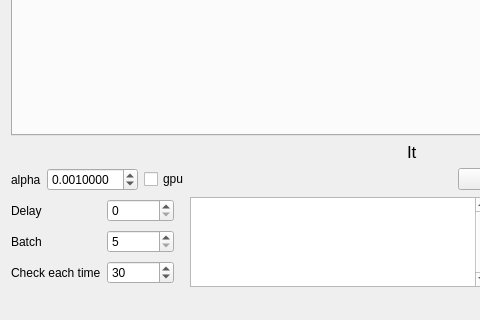
Above: mainwindow.ui from artthirt/cifarsmpl before the change; both pictures show x 0 to 480 and y 349 to 669 of the 807 by 669 pixel window. Below: the same form after it.
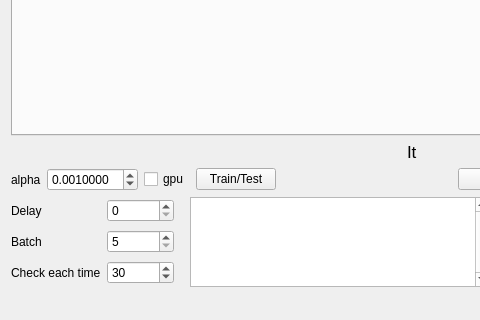
That is the form after the change. Custom widgets are drawn as their Qt base class.

Diff of the .ui file:
```diff
--- a/mainwindow.ui
+++ b/mainwindow.ui
@@ -109,6 +109,16 @@
         </property>
        </widget>
       </item>
+      <item>
+       <widget class="QPushButton" name="pb_mode">
+        <property name="text">
+         <string>Train/Test</string>
+        </property>
+        <property name="checkable">
+         <bool>true</bool>
+        </property>
+       </widget>
+      </item>
       <item>
        <spacer name="horizontalSpacer">
         <property name="orientation">
```
Left out of the diff: 3 changed lines with no effect on the pictures.
